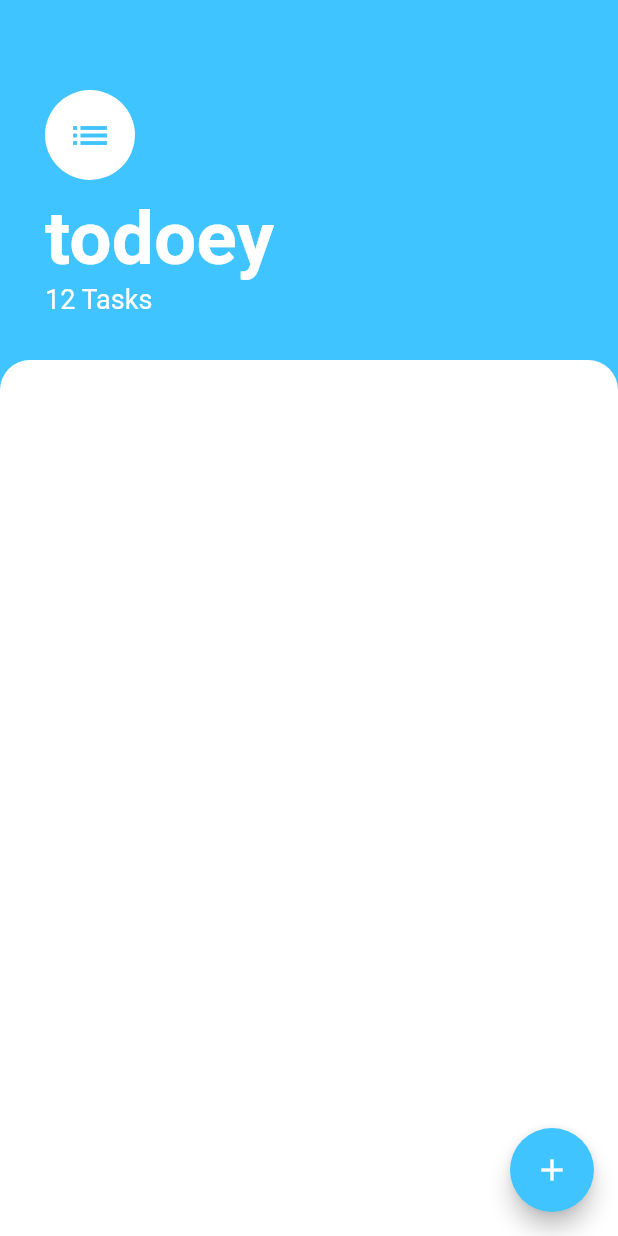
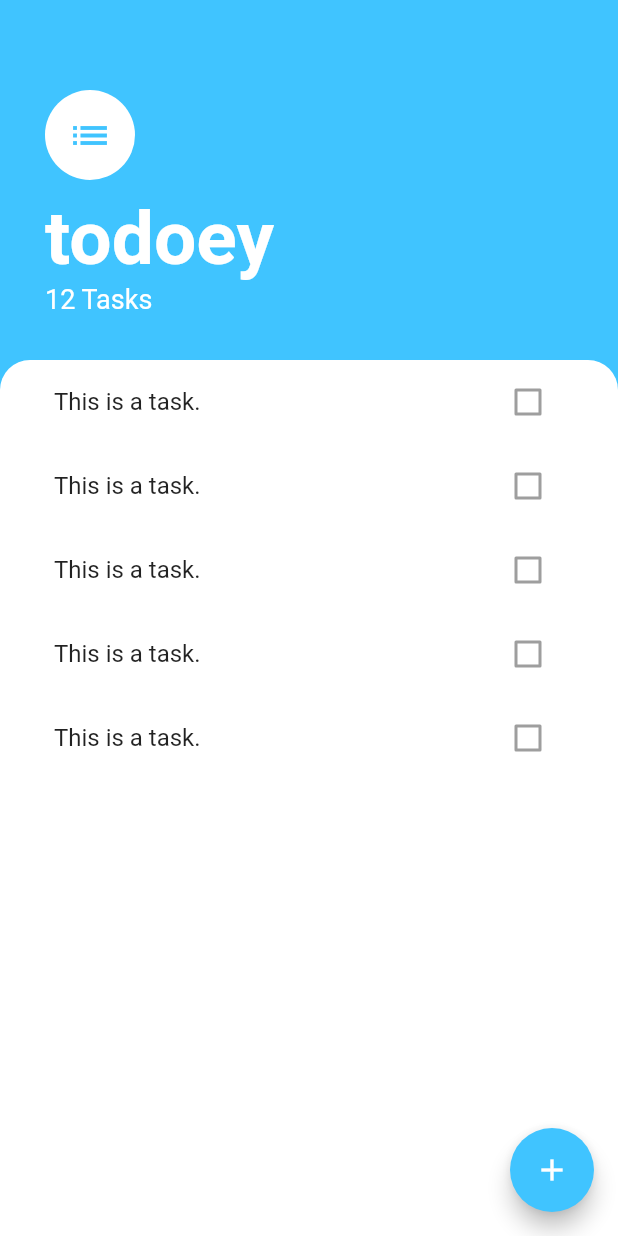
Before and after one commit to tk-code-dev/flutter_todoey, a Flutter app: the screen it shows after launch, on a phone screen of 412 x 824 dp. Run offline on Flutter 3.47's test engine with Material 2 defaults, Android fonts, the phone set to English and light mode, and no system bars.

Commit message:
Add ListView, CheckBox, FloatingButton

```diff
--- a/lib/screens/tasks_screen.dart
+++ b/lib/screens/tasks_screen.dart
@@ -1,5 +1,5 @@
 import 'package:flutter/material.dart';
-import 'package:flutter_todoey/main.dart';
+import 'package:flutter_todoey/widgets/tasks_list.dart';
 
 class TasksScreen extends StatelessWidget {
   @override
@@ -8,6 +8,7 @@ class TasksScreen extends StatelessWidget {
       backgroundColor: Colors.lightBlueAccent,
       floatingActionButton: FloatingActionButton(
         backgroundColor: Colors.lightBlueAccent,
+        onPressed: () {},
         child: Icon(Icons.add),
       ),
       body: Column(
@@ -51,6 +52,9 @@ class TasksScreen extends StatelessWidget {
           ),
           Expanded(
             child: Container(
+              padding: EdgeInsets.symmetric(
+                horizontal: 20.0,
+              ),
               decoration: BoxDecoration(
                 color: Colors.white,
                 borderRadius: BorderRadius.only(
@@ -58,6 +62,7 @@ class TasksScreen extends StatelessWidget {
                   topRight: Radius.circular(20.0),
                 ),
               ),
+              child: TasksList(),
             ),
           )
         ],
--- /dev/null
+++ b/lib/widgets/task_tile.dart
@@ -0,0 +1,13 @@
+import 'package:flutter/material.dart';
+
+class TaskTile extends StatelessWidget {
+  @override
+  Widget build(BuildContext context) {
+    return ListTile(
+      title: Text('This is a task.'),
+      trailing: Checkbox(
+        value: false,
+      ),
+    );
+  }
+}
--- /dev/null
+++ b/lib/widgets/tasks_list.dart
@@ -0,0 +1,17 @@
+import 'package:flutter/material.dart';
+import 'package:flutter_todoey/widgets/task_tile.dart';
+
+class TasksList extends StatelessWidget {
+  @override
+  Widget build(BuildContext context) {
+    return ListView(
+      children: <Widget>[
+        TaskTile(),
+        TaskTile(),
+        TaskTile(),
+        TaskTile(),
+        TaskTile(),
+      ],
+    );
+  }
+}
```
